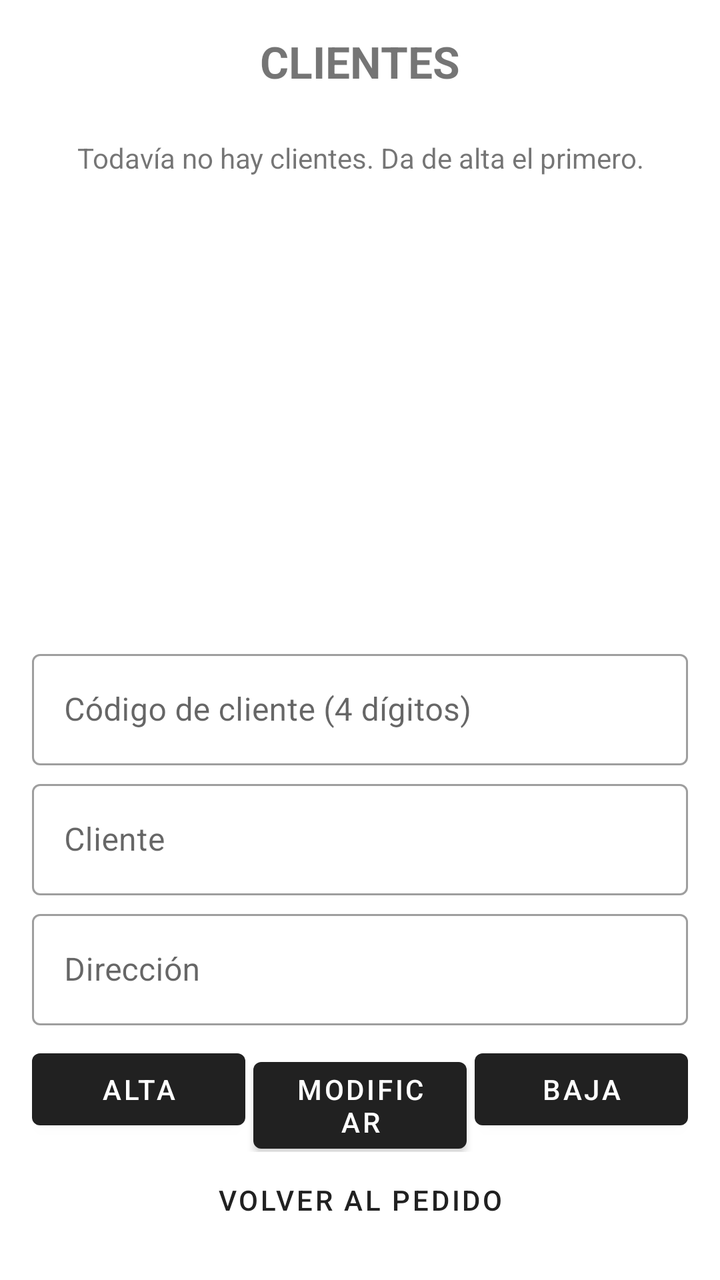
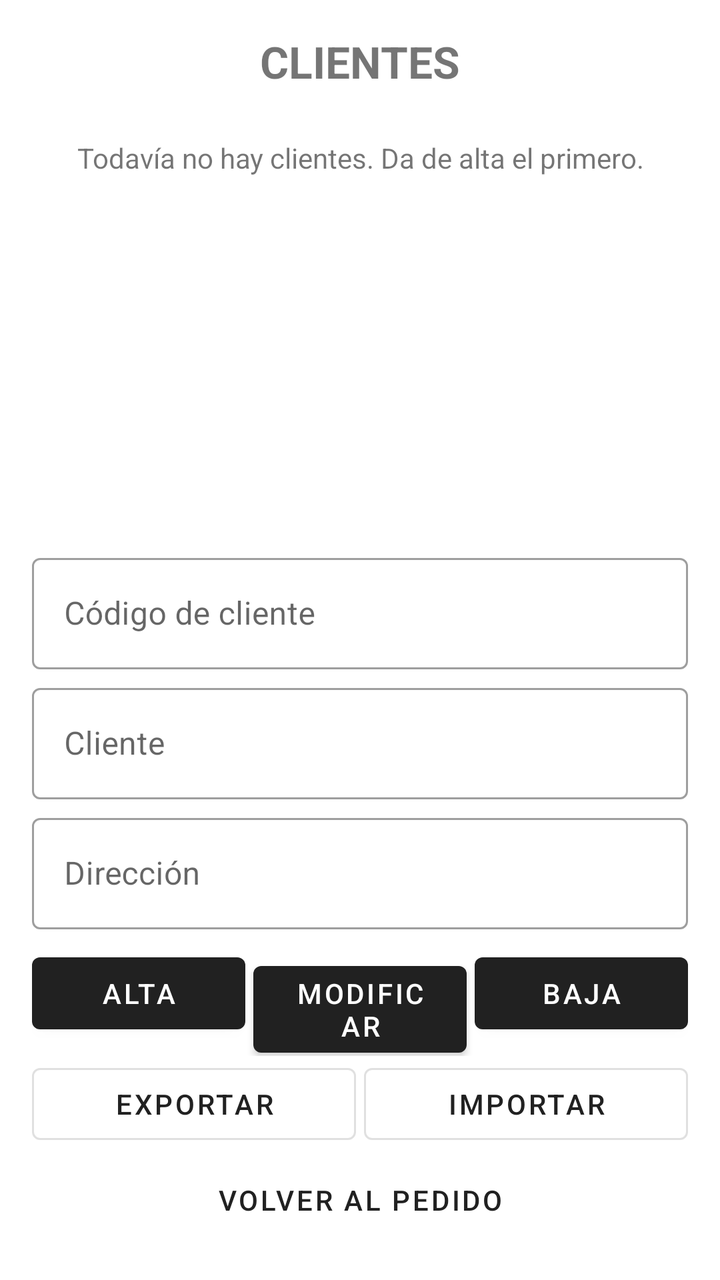

Before-and-after screenshots of an Android layout around one commit, followed by the original layout XML and the change that was made.
<!-- AndroidManifest.xml: application theme Theme.Pedido -->
<!-- res/layout/activity_clientes.xml -->
<?xml version="1.0" encoding="utf-8"?>
<LinearLayout xmlns:android="http://schemas.android.com/apk/res/android"
    android:layout_width="match_parent"
    android:layout_height="match_parent"
    android:orientation="vertical"
    android:padding="16dp">

    <TextView
        android:layout_width="match_parent"
        android:layout_height="wrap_content"
        android:layout_marginBottom="8dp"
        android:gravity="center"
        android:text="CLIENTES"
        android:textSize="22sp"
        android:textStyle="bold" />

    <FrameLayout
        android:layout_width="match_parent"
        android:layout_height="0dp"
        android:layout_weight="1">

        <ListView
            android:id="@+id/lvClientes"
            android:layout_width="match_parent"
            android:layout_height="match_parent" />

        <TextView
            android:id="@+id/tvVacio"
            android:layout_width="match_parent"
            android:layout_height="wrap_content"
            android:gravity="center"
            android:padding="16dp"
            android:text="Todavía no hay clientes. Da de alta el primero." />
    </FrameLayout>

    <com.google.android.material.textfield.TextInputLayout
        style="@style/Widget.MaterialComponents.TextInputLayout.OutlinedBox"
        android:layout_width="match_parent"
        android:layout_height="wrap_content"
        android:layout_marginTop="8dp"
        android:hint="Código de cliente (4 dígitos)">

        <com.google.android.material.textfield.TextInputEditText
            android:id="@+id/etCliCodigo"
            android:layout_width="match_parent"
            android:layout_height="wrap_content"
            android:inputType="number"
            android:maxLength="4" />
    </com.google.android.material.textfield.TextInputLayout>

    <com.google.android.material.textfield.TextInputLayout
        style="@style/Widget.MaterialComponents.TextInputLayout.OutlinedBox"
        android:layout_width="match_parent"
        android:layout_height="wrap_content"
        android:layout_marginTop="4dp"
        android:hint="Cliente">

        <com.google.android.material.textfield.TextInputEditText
            android:id="@+id/etCliNombre"
            android:layout_width="match_parent"
            android:layout_height="wrap_content"
            android:inputType="textCapWords" />
    </com.google.android.material.textfield.TextInputLayout>

    <com.google.android.material.textfield.TextInputLayout
        style="@style/Widget.MaterialComponents.TextInputLayout.OutlinedBox"
        android:layout_width="match_parent"
        android:layout_height="wrap_content"
        android:layout_marginTop="4dp"
        android:hint="Dirección">

        <com.google.android.material.textfield.TextInputEditText
            android:id="@+id/etCliDireccion"
            android:layout_width="match_parent"
            android:layout_height="wrap_content"
            android:inputType="textCapSentences|textPostalAddress" />
    </com.google.android.material.textfield.TextInputLayout>

    <LinearLayout
        android:layout_width="match_parent"
        android:layout_height="wrap_content"
        android:layout_marginTop="8dp"
        android:orientation="horizontal">

        <Button
            android:id="@+id/btnAlta"
            android:layout_width="0dp"
            android:layout_height="wrap_content"
            android:layout_weight="1"
            android:text="Alta" />

        <Button
            android:id="@+id/btnModificar"
            android:layout_width="0dp"
            android:layout_height="wrap_content"
            android:layout_marginStart="4dp"
            android:layout_weight="1"
            android:text="Modificar" />

        <Button
            android:id="@+id/btnBaja"
            android:layout_width="0dp"
            android:layout_height="wrap_content"
            android:layout_marginStart="4dp"
            android:layout_weight="1"
            android:text="Baja" />
    </LinearLayout>

    <Button
        android:id="@+id/btnCerrar"
        style="@style/Widget.MaterialComponents.Button.TextButton"
        android:layout_width="match_parent"
        android:layout_height="wrap_content"
        android:text="Volver al pedido" />
</LinearLayout>
<!-- resources referenced by this layout -->
<resources>
  <style name="Theme.Pedido" parent="Theme.MaterialComponents.DayNight.DarkActionBar" />
</resources>

<!-- the commit's change to res/layout/activity_clientes.xml (unified diff, before → after) -->
@@ -38,14 +38,13 @@
         android:layout_width="match_parent"
         android:layout_height="wrap_content"
         android:layout_marginTop="8dp"
-        android:hint="Código de cliente (4 dígitos)">
+        android:hint="Código de cliente">
 
         <com.google.android.material.textfield.TextInputEditText
             android:id="@+id/etCliCodigo"
             android:layout_width="match_parent"
             android:layout_height="wrap_content"
-            android:inputType="number"
-            android:maxLength="4" />
+            android:inputType="text" />
     </com.google.android.material.textfield.TextInputLayout>
 
     <com.google.android.material.textfield.TextInputLayout
@@ -106,6 +105,29 @@
             android:text="Baja" />
     </LinearLayout>
 
+    <LinearLayout
+        android:layout_width="match_parent"
+        android:layout_height="wrap_content"
+        android:orientation="horizontal">
+
+        <Button
+            android:id="@+id/btnExportar"
+            style="@style/Widget.MaterialComponents.Button.OutlinedButton"
+            android:layout_width="0dp"
+            android:layout_height="wrap_content"
+            android:layout_weight="1"
+            android:text="Exportar" />
+
+        <Button
+            android:id="@+id/btnImportar"
+            style="@style/Widget.MaterialComponents.Button.OutlinedButton"
+            android:layout_width="0dp"
+            android:layout_height="wrap_content"
+            android:layout_marginStart="4dp"
+            android:layout_weight="1"
+            android:text="Importar" />
+    </LinearLayout>
+
     <Button
         android:id="@+id/btnCerrar"
         style="@style/Widget.MaterialComponents.Button.TextButton"
